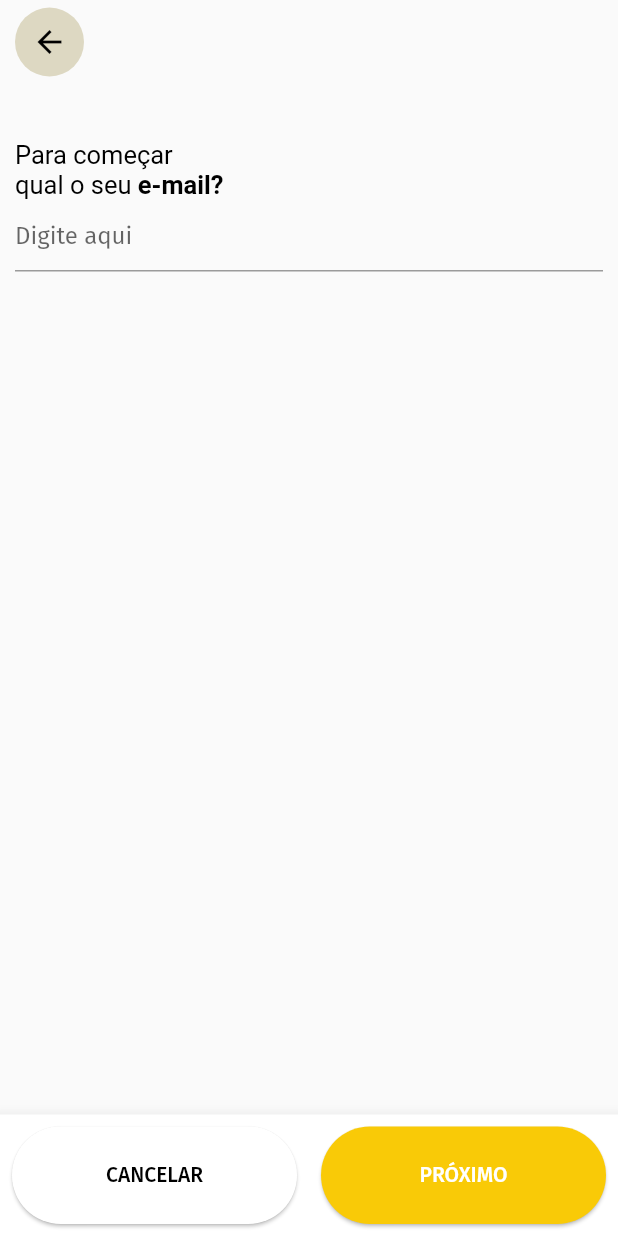
After one commit to fabiovivas/processo-seletivo-olgari, a Flutter app: the RegisterPage screen opened by its route, after a tap on "CANCELAR", on a phone screen of 412 x 824 dp. The commit adds this screen. Run offline on Flutter 3.47's test engine with Material 2 defaults, Android fonts, the phone set to English and light mode, and no system bars; our stand-ins replace flutter_mobx, get, google_fonts, mobx; generated files the repository leaves out were written again.

Commit message:
add password step to register page

```diff
--- /dev/null
+++ b/lib/ui/pages/register/components/register_email.dart
@@ -0,0 +1,74 @@
+import 'package:exercise/presentation/register.dart/register_presenter.dart';
+import 'package:flutter/material.dart';
+import 'package:flutter_mobx/flutter_mobx.dart';
+
+class RegisterEmail extends StatelessWidget {
+  final RegisterPresenter registerPresenter;
+  const RegisterEmail({
+    Key key,
+    @required this.registerPresenter,
+  }) : super(key: key);
+
+
+
+  @override
+  Widget build(BuildContext context) {
+    return Padding(
+      padding: const EdgeInsets.fromLTRB(10, 37, 10, 10),
+      child: Column(
+        crossAxisAlignment: CrossAxisAlignment.start,
+        children: [
+          RichText(
+            text: TextSpan(
+              style: TextStyle(
+                color: Colors.black,
+                fontSize: 17,
+                fontWeight: FontWeight.w400,
+              ),
+              children: <TextSpan>[
+                TextSpan(text: 'Para começar '),
+              ],
+            ),
+          ),
+          RichText(
+            text: TextSpan(
+              style: TextStyle(
+                color: Colors.black,
+                fontSize: 17,
+                fontWeight: FontWeight.w400,
+              ),
+              children: <TextSpan>[
+                TextSpan(
+                  text: 'qual o seu ',
+                ),
+                TextSpan(
+                  text: 'e-mail?',
+                  style: TextStyle(
+                    fontWeight: FontWeight.w700,
+                  ),
+                ),
+              ],
+            ),
+          ),
+          Observer(builder: (_) {
+            return TextField(
+              decoration: InputDecoration(
+                  hintText: 'Digite aqui',
+                  errorText: registerPresenter.emailError == null
+                      ? null
+                      : registerPresenter.emailError,
+                  suffixIcon: registerPresenter.emailError == null
+                      ? null
+                      : Icon(
+                          Icons.error,
+                          color: Color.fromRGBO(255, 95, 0, 1),
+                        )),
+              keyboardType: TextInputType.emailAddress,
+              onChanged: registerPresenter.setEmail,
+            );
+          })
+        ],
+      ),
+    );
+  }
+}
--- /dev/null
+++ b/lib/ui/pages/register/components/register_password.dart
@@ -0,0 +1,64 @@
+import 'package:exercise/presentation/register.dart/register_presenter.dart';
+import 'package:flutter/material.dart';
+import 'package:flutter_mobx/flutter_mobx.dart';
+
+class RegisterPassword extends StatelessWidget {
+  final RegisterPresenter registerPresenter;
+  const RegisterPassword({
+    Key key,
+    @required this.registerPresenter,
+  }) : super(key: key);
+
+  @override
+  Widget build(BuildContext context) {
+    return Padding(
+      padding: const EdgeInsets.fromLTRB(10, 37, 10, 10),
+      child: Column(
+        crossAxisAlignment: CrossAxisAlignment.start,
+        children: [
+          Observer(builder: (_) {
+            return RichText(
+              text: TextSpan(
+                style: TextStyle(
+                  color: Colors.black,
+                  fontSize: 17,
+                  fontWeight: FontWeight.w400,
+                ),
+                children: <TextSpan>[
+                  TextSpan(text: 'Olá, ${registerPresenter.email} :)'),
+                ],
+              ),
+            );
+          }),
+          RichText(
+            text: TextSpan(
+              style: TextStyle(
+                color: Colors.black,
+                fontSize: 17,
+                fontWeight: FontWeight.w400,
+              ),
+              children: <TextSpan>[
+                TextSpan(
+                  text: 'Agora, insira sua ',
+                ),
+                TextSpan(
+                  text: 'senha',
+                  style: TextStyle(
+                    fontWeight: FontWeight.w700,
+                  ),
+                ),
+              ],
+            ),
+          ),
+          TextField(
+            decoration: InputDecoration(
+              hintText: 'Digite aqui',
+            ),
+            onChanged: registerPresenter.setPassword,
+            obscureText: true,
+          ),
+        ],
+      ),
+    );
+  }
+}
--- a/lib/ui/pages/register/register_page.dart
+++ b/lib/ui/pages/register/register_page.dart
@@ -1,14 +1,32 @@
 import 'package:exercise/presentation/register.dart/register_presenter.dart';
+import 'package:exercise/ui/pages/register/components/register_password.dart';
 import 'package:flutter/material.dart';
-import 'package:flutter_mobx/flutter_mobx.dart';
 import 'package:get/get.dart';
+import 'package:mobx/mobx.dart';
 
-class RegisterPage extends StatelessWidget {
+import 'components/register_email.dart';
+
+class RegisterPage extends StatefulWidget {
   final RegisterPresenter registerPresenter;
   RegisterPage(this.registerPresenter);
 
   @override
+  _RegisterPageState createState() => _RegisterPageState();
+}
+
+class _RegisterPageState extends State<RegisterPage> {
+  ReactionDisposer disposer;
+
+  @override
   Widget build(BuildContext context) {
+    final screenSize = MediaQuery.of(context).size;
+    ScrollController _controller = ScrollController();
+
+    disposer =
+        reaction((_) => widget.registerPresenter.isEmailValid, (isEmailValid) {
+      if (isEmailValid) _controller.jumpTo(screenSize.width);
+    });
+
     return Scaffold(
       appBar: AppBar(
           backgroundColor: Colors.transparent,
@@ -25,60 +43,26 @@ class RegisterPage extends StatelessWidget {
               ),
             ),
           )),
-      body: Padding(
-        padding: const EdgeInsets.fromLTRB(10, 37, 10, 10),
-        child: Column(
-          crossAxisAlignment: CrossAxisAlignment.start,
+      body: Container(
+        child: ListView(
+          physics: NeverScrollableScrollPhysics(),
+          controller: _controller,
+          scrollDirection: Axis.horizontal,
           children: [
-            RichText(
-              text: TextSpan(
-                style: TextStyle(
-                  color: Colors.black,
-                  fontSize: 17,
-                  fontWeight: FontWeight.w400,
-                ),
-                children: <TextSpan>[
-                  TextSpan(text: 'Para começar '),
-                ],
+            Container(
+              width: screenSize.width,
+              height: screenSize.height,
+              child: RegisterEmail(
+                registerPresenter: widget.registerPresenter,
               ),
             ),
-            RichText(
-              text: TextSpan(
-                style: TextStyle(
-                  color: Colors.black,
-                  fontSize: 17,
-                  fontWeight: FontWeight.w400,
-                ),
-                children: <TextSpan>[
-                  TextSpan(
-                    text: 'qual o seu ',
-                  ),
-                  TextSpan(
-                    text: 'e-mail?',
-                    style: TextStyle(
-                      fontWeight: FontWeight.w700,
-                    ),
-                  ),
-                ],
+            Container(
+              width: screenSize.width,
+              height: screenSize.height,
+              child: RegisterPassword(
+                registerPresenter: widget.registerPresenter,
               ),
             ),
-            Observer(builder: (_) {
-              return TextField(
-                decoration: InputDecoration(
-                    hintText: 'Digite aqui',
-                    errorText: registerPresenter.emailError == null
-                        ? null
-                        : registerPresenter.emailError,
-                    suffixIcon: registerPresenter.emailError == null
-                        ? null
-                        : Icon(
-                            Icons.error,
-                            color: Color.fromRGBO(255, 95, 0, 1),
-                          )),
-                keyboardType: TextInputType.emailAddress,
-                onChanged: registerPresenter.setEmail,
-              );
-            })
           ],
         ),
       ),
@@ -93,9 +77,7 @@ class RegisterPage extends StatelessWidget {
                   child: SizedBox(
                     height: 65,
                     child: RaisedButton(
-                      onPressed: () {
-                        FocusScope.of(context).unfocus();
-                      },
+                      onPressed: FocusScope.of(context).unfocus,
                       child: Text(
                         'CANCELAR',
                         style: TextStyle(color: Colors.black),
@@ -115,7 +97,7 @@ class RegisterPage extends StatelessWidget {
                   child: SizedBox(
                     height: 65,
                     child: RaisedButton(
-                      onPressed: registerPresenter.validateEmail,
+                      onPressed: widget.registerPresenter.validateEmail,
                       child: Text(
                         'PRÓXIMO',
                         style: TextStyle(color: Colors.white),
@@ -135,4 +117,10 @@ class RegisterPage extends StatelessWidget {
       ),
     );
   }
+
+  @override
+  void dispose() {
+    disposer();
+    super.dispose();
+  }
 }
```
Also changed, not shown: lib/presentation/register.dart/register_presenter.dart (+23 -5 lines), lib/presentation/register.dart/register_presenter.g.dart.
